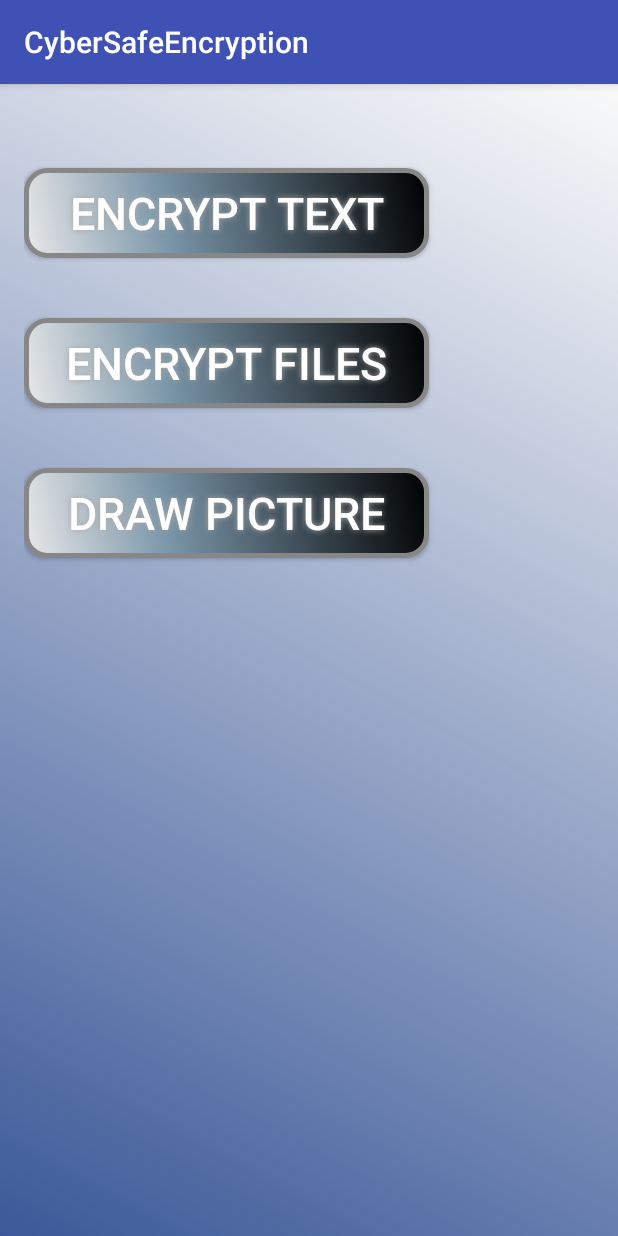
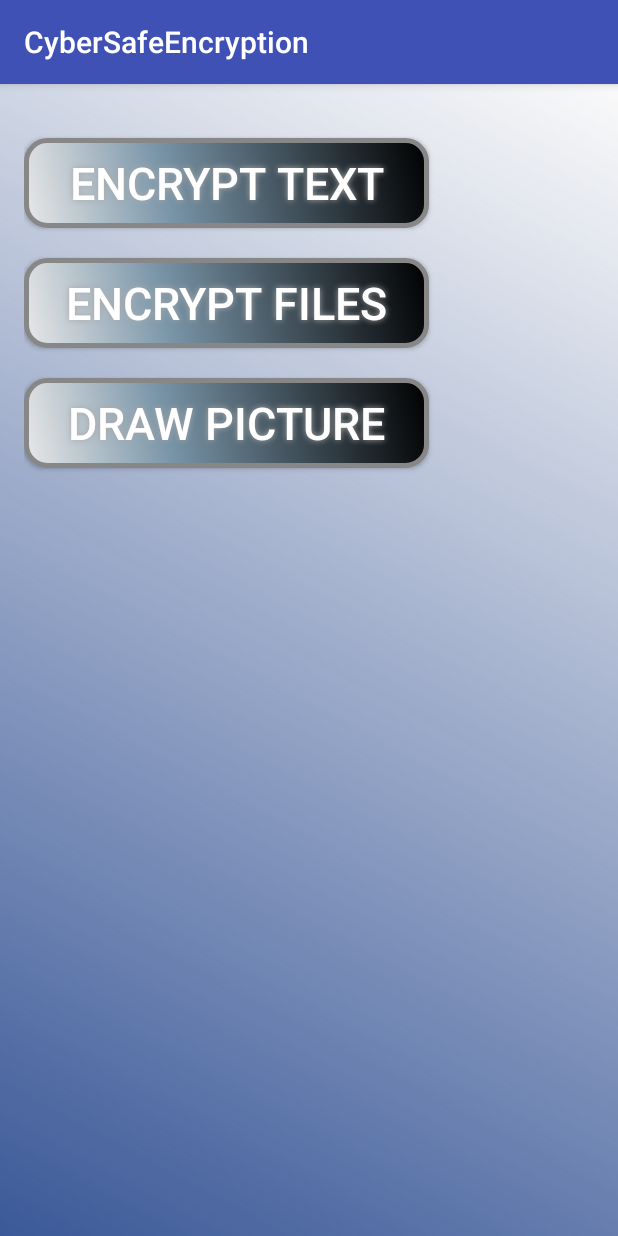
Before and after one commit to Dmitry7393/CyberSafeEncryption, an Android app: the screen it shows after launch (MainActivity), on a phone screen of 412 x 824 dp. Run offline under Robolectric (Android 15) with nearby library versions, the phone set to English and light mode, and no system bars.

Commit message:
Fixed saving images in database, changed background color

```diff
--- a/app/src/main/java/encryption/com/adapters/MyRecyclerViewAdapter.java
+++ b/app/src/main/java/encryption/com/adapters/MyRecyclerViewAdapter.java
@@ -1,5 +1,4 @@
 package encryption.com.adapters;
-
 
 import android.content.Context;
 import android.database.Cursor;
@@ -7,10 +6,7 @@ import android.database.sqlite.SQLiteDatabase;
 import android.graphics.Bitmap;
 import android.graphics.BitmapFactory;
 import android.support.v7.widget.RecyclerView;
-import android.util.Log;
-import android.view.GestureDetector;
 import android.view.LayoutInflater;
-import android.view.MotionEvent;
 import android.view.View;
 import android.view.ViewGroup;
 import android.widget.ImageView;
@@ -20,15 +16,14 @@ import java.util.ArrayList;
 import encryption.com.Database.DatabaseHelper;
 import encryption.com.cybersafeencryption.R;
 
-public class MyRecyclerViewAdapter extends RecyclerView.Adapter<MyRecyclerViewAdapter.MyViewHolder>  {
+public class MyRecyclerViewAdapter extends RecyclerView.Adapter<MyRecyclerViewAdapter.MyViewHolder> {
+
     public ArrayList<Integer> mListID;
-    private Context mContext;
-    private DatabaseHelper dbHelper;
     private SQLiteDatabase database;
-    public MyRecyclerViewAdapter(ArrayList<Integer> mListImages, Context mContext) {
-        this.mContext = mContext;
-        this.mListID = mListImages;
-        dbHelper = new DatabaseHelper(mContext);
+
+    public MyRecyclerViewAdapter(ArrayList<Integer> listID, Context mContext) {
+        this.mListID = listID;
+        DatabaseHelper dbHelper = new DatabaseHelper(mContext);
         database = dbHelper.getWritableDatabase();
     }
 
@@ -39,23 +34,20 @@ public class MyRecyclerViewAdapter extends RecyclerView.Adapter<MyRecyclerViewAd
         return new MyViewHolder(view);
     }
 
+    private Bitmap getBitmapByID(int id) {
+        Cursor cursor = database.rawQuery("SELECT image_data FROM table_image WHERE id=?", new String[]{id + ""});
+        byte[] image = null;
+        if (cursor.getCount() > 0) {
+            cursor.moveToFirst();
+            image = cursor.getBlob(cursor.getColumnIndex("image_data"));
+        }
+        cursor.close();
+        return convertBytesToBitmap(image);
+    }
+
     @Override
     public void onBindViewHolder(MyViewHolder holder, int position) {
-        Cursor cursor = database.query("table_image", null, null, null, null, null, null);
-        byte[] image;
-        int i = 0;
-        Bitmap btmp = null;
-        if (cursor.moveToFirst()) {
-            do {
-                if(i == position) {
-                    image = cursor.getBlob(cursor.getColumnIndex("image_data"));
-                    btmp = convertBytesToBitmap(image);
-                    break;
-                }
-                i++;
-            } while (cursor.moveToNext());
-        }
-        holder.imageViewIcon.setImageBitmap(btmp);
+        holder.imageViewIcon.setImageBitmap(getBitmapByID(mListID.get(position)));
     }
 
     class MyViewHolder extends RecyclerView.ViewHolder {
@@ -71,9 +63,9 @@ public class MyRecyclerViewAdapter extends RecyclerView.Adapter<MyRecyclerViewAd
     public int getItemCount() {
         return mListID.size();
     }
+
     public Bitmap convertBytesToBitmap(byte[] image) {
         BitmapFactory.Options options = new BitmapFactory.Options();
-     //   options.inJustDecodeBounds = true;
         return BitmapFactory.decodeByteArray(image, 0, image.length, options);
     }
 }
--- a/app/src/main/java/encryption/com/cybersafeencryption/MainActivity.java
+++ b/app/src/main/java/encryption/com/cybersafeencryption/MainActivity.java
@@ -3,8 +3,6 @@ package encryption.com.cybersafeencryption;
 import android.content.Intent;
 import android.database.Cursor;
 import android.database.sqlite.SQLiteDatabase;
-import android.graphics.Bitmap;
-import android.graphics.BitmapFactory;
 import android.support.v7.app.AppCompatActivity;
 import android.os.Bundle;
 import android.support.v7.widget.LinearLayoutManager;
@@ -22,11 +20,10 @@ import encryption.com.adapters.RecyclerItemClickListener;
 import encryption.com.dialogs.DialogShowImage;
 
 public class MainActivity extends AppCompatActivity implements View.OnClickListener {
-    private DatabaseHelper dbHelper;
     private SQLiteDatabase database;
     private DialogShowImage mDialogFragmentShowImage;
-    RecyclerView.Adapter mAdapter;
     private ArrayList<Integer> mListImagesID;
+
     @Override
     protected void onCreate(Bundle savedInstanceState) {
         super.onCreate(savedInstanceState);
@@ -43,14 +40,11 @@ public class MainActivity extends AppCompatActivity implements View.OnClickListe
             btnOpenDrawingActivity.setOnClickListener(this);
         }
         //init database
-        dbHelper = new DatabaseHelper(this);
+        DatabaseHelper dbHelper = new DatabaseHelper(this);
         database = dbHelper.getWritableDatabase();
 
         mDialogFragmentShowImage = new DialogShowImage();
         mListImagesID = new ArrayList<>();
-        setImagesIDToArrayList();
-        initRecyclerView();
-
     }
 
     @Override
@@ -70,28 +64,13 @@ public class MainActivity extends AppCompatActivity implements View.OnClickListe
                 break;
         }
     }
+    protected void onStart() {
+        super.onStart();
+        setImagesIDToArrayList();
+        initRecyclerView();
+    }
 
- /*   private ArrayList<Bitmap> getBitmapsFromDatabase() {
-        SQLiteDatabase database = dbHelper.getWritableDatabase();
-        Cursor cursor = database.query("table_image", null, null, null, null, null, null);
-        ArrayList<Bitmap> mListBitmaps = new ArrayList<>();
-        byte[] image;
-        if (cursor.moveToFirst()) {
-            do {
-                image = cursor.getBlob(cursor.getColumnIndex("image_data"));
-                mListBitmaps.add(convertBytesToBitmap(image));
-            } while (cursor.moveToNext());
-        }
-        return mListBitmaps;
-    }
-*/
-    // convert from byte array to bitmap
-    public Bitmap convertBytesToBitmap(byte[] image) {
-        BitmapFactory.Options options = new BitmapFactory.Options();
-        options.inJustDecodeBounds = true;
-        return BitmapFactory.decodeByteArray(image, 0, image.length, options);
-    }
-    private void initRecyclerView() { //[Comment] What's wrong with formatting??? Ctrl + Shift + L. It's not a C++.
+    private void initRecyclerView() {
         RecyclerView mRecyclerView = (RecyclerView) findViewById(R.id.recyclerView);
         if (mRecyclerView != null) {
             mRecyclerView.setHasFixedSize(true);
@@ -99,7 +78,7 @@ public class MainActivity extends AppCompatActivity implements View.OnClickListe
             layoutManager.setOrientation(LinearLayoutManager.HORIZONTAL);
             mRecyclerView.setLayoutManager(layoutManager);
 
-             mAdapter = new MyRecyclerViewAdapter(mListImagesID,this);
+            RecyclerView.Adapter mAdapter = new MyRecyclerViewAdapter(mListImagesID, this);
 
             mRecyclerView.setAdapter(mAdapter);
             RecyclerView.ItemDecoration itemDecoration =
@@ -124,15 +103,15 @@ public class MainActivity extends AppCompatActivity implements View.OnClickListe
             );
         }
     }
+
     public void setImagesIDToArrayList() {
         Cursor cursor = database.query("table_image", null, null, null, null, null, null);
-        byte[] image;
-      //  ArrayList<Bitmap> listB = new ArrayList<>();
+        mListImagesID.clear();
         if (cursor.moveToFirst()) {
             do {
-                 image = cursor.getBlob(cursor.getColumnIndex("image_data"));
-                 mListImagesID.add(cursor.getInt(0));
+                mListImagesID.add(cursor.getInt(0));
             } while (cursor.moveToNext());
         }
+        cursor.close();
     }
 }
--- a/app/src/main/res/layout/activity_main.xml
+++ b/app/src/main/res/layout/activity_main.xml
@@ -19,7 +19,7 @@
             android:id="@+id/btn_open_encrypt_text_activity"
             android:layout_width="wrap_content"
             android:layout_height="wrap_content"
-            android:layout_marginTop="40dp"
+            android:layout_marginTop="20dp"
             android:text="Encrypt text"
             style="@style/ButtonMenu" />
 
@@ -28,7 +28,7 @@
             android:layout_width="wrap_content"
             android:layout_height="wrap_content"
             android:text="Encrypt files"
-            android:layout_marginTop="40dp"
+            android:layout_marginTop="20dp"
             style="@style/ButtonMenu"/>
 
         <Button
@@ -36,39 +36,13 @@
             android:layout_width="wrap_content"
             android:layout_height="wrap_content"
             android:text="Draw picture"
-            android:layout_marginTop="40dp"
+            android:layout_marginTop="20dp"
             style="@style/ButtonMenu"/>
-    <!--
-        <LinearLayout
-            android:layout_width="match_parent"
-            android:layout_height="wrap_content"
-            android:orientation="horizontal">
-            <Button
-                android:layout_width="wrap_content"
-                android:layout_height="wrap_content"
-                android:text="L"
-                android:onClick="moveLeft"/>
-            <ImageView
-                android:layout_width="150dp"
-                android:layout_height="120dp"
-                android:id="@+id/view_image_db" />
-            <Button
-                android:layout_width="wrap_content"
-                android:layout_height="wrap_content"
-                android:text=">"
-                android:onClick="moveRight"/>
-        </LinearLayout>
-    <Button
-        android:layout_width="wrap_content"
-        android:layout_height="wrap_content"
-        android:text="GetBitmaps"
-        android:onClick="getAllBitmaps"/>
-         -->
 
         <android.support.v7.widget.RecyclerView
             android:id="@+id/recyclerView"
             android:layout_width="match_parent"
             android:layout_height="match_parent"
-            android:layout_marginTop="5dp"/>
+            android:layout_marginTop="20dp"/>
     </LinearLayout>
 </ScrollView>
```
Also changed, not shown: app/src/main/java/encryption/com/cybersafeencryption/CanvasView.java (+15 -14 lines), app/src/main/java/encryption/com/cybersafeencryption/DrawingActivity.java (+40 -36 lines), app/src/main/java/encryption/com/cybersafeencryption/Line.java (deleted, +0 -17 lines), app/src/main/java/encryption/com/dialogs/DialogShowImage.java (+20 -25 lines), app/src/main/res/layout/activity_drawing.xml (+8 -6 lines), app/src/main/res/layout/dialog_show_image.xml (+8 -3 lines), app/src/main/res/layout/recyclerview_item.xml (+8 -8 lines).
